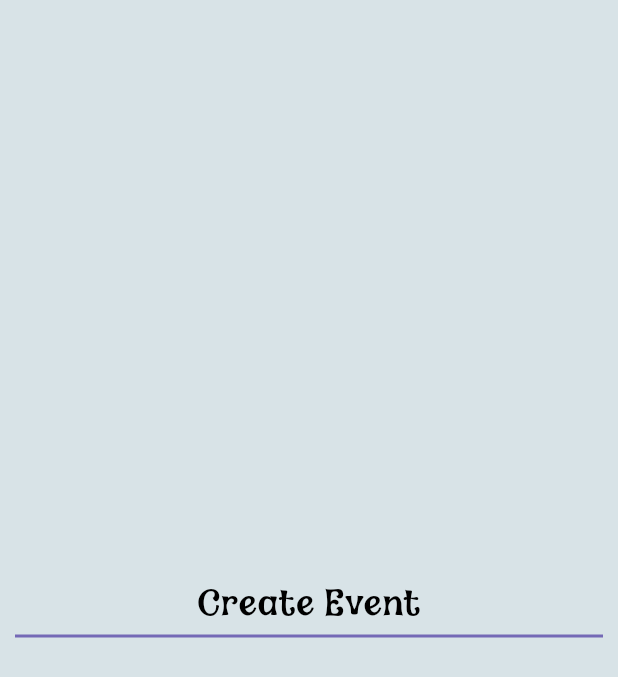
After one commit to nspyrop03/hocus_focus, a Flutter app: the SetTasksPage screen opened directly, on a phone screen of 412 x 824 dp. The commit adds this screen. Shown: the top 677 px of the screen. Run offline on Flutter 3.47's test engine with Material 3 defaults, Android fonts, the phone set to English and light mode, and no system bars; our stand-ins replace flutter_svg.

Commit message:
started set tasks page

```diff
--- a/lib/main.dart
+++ b/lib/main.dart
@@ -1,4 +1,5 @@
 import 'package:flutter/material.dart';
+import 'package:hocus_focus/screens/set_tasks_page.dart';
 import 'package:hocus_focus/screens/test_page.dart';
 import 'package:hocus_focus/screens/welcome_page.dart';
 import 'package:hocus_focus/styles/colors.dart';
@@ -20,7 +21,7 @@ class MyApp extends StatelessWidget {
         scaffoldBackgroundColor: MyColors.background,
         useMaterial3: true,
       ),
-      home: TestPage()//WelcomePage()
+      home: TestPage()//SetTasksPage()//WelcomePage()
     );
   }
 }
--- /dev/null
+++ b/lib/screens/set_tasks_page.dart
@@ -0,0 +1,19 @@
+import 'package:flutter/material.dart';
+import 'package:hocus_focus/widgets/bar_widgets.dart';
+import '/widgets/welcome_widgets.dart';
+
+class SetTasksPage extends StatelessWidget {
+  @override
+  Widget build(BuildContext context){
+    return Scaffold(
+      body: Center(
+        child: Column(
+          mainAxisAlignment: MainAxisAlignment.center,
+          children: [
+            SafeArea(child: PageTitleWidget(title: "Create Event"))
+          ],
+        )
+      ,)
+    );
+  }
+}
```
